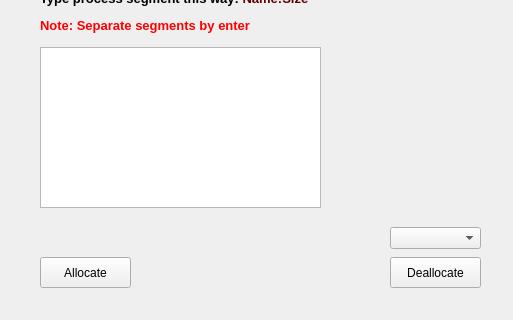
Old version of the form process.ui in the repository Hazem-ali/OS-Memory-Segmentation; both pictures show x 0 to 513 and y 153 to 473 of the 513 by 473 pixel window.
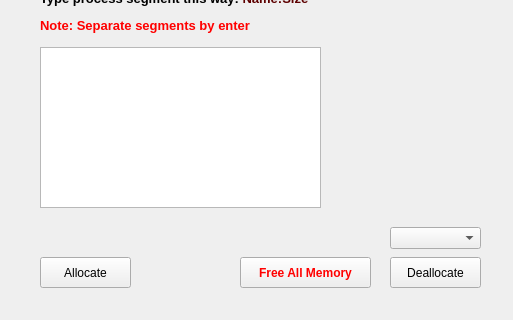
New version of the form.

Patch:
```diff
--- a/process.ui
+++ b/process.ui
@@ -176,6 +176,62 @@
     <string>&lt;html&gt;&lt;head/&gt;&lt;body&gt;&lt;p&gt;&lt;span style=&quot; font-size:12pt; font-weight:600;&quot;&gt;Process Name: P1 &lt;/span&gt;&lt;/p&gt;&lt;/body&gt;&lt;/html&gt;</string>
    </property>
   </widget>
+  <widget class="QPushButton" name="Free_All_Button">
+   <property name="geometry">
+    <rect>
+     <x>240</x>
+     <y>410</y>
+     <width>131</width>
+     <height>31</height>
+    </rect>
+   </property>
+   <property name="palette">
+    <palette>
+     <active>
+      <colorrole role="ButtonText">
+       <brush brushstyle="SolidPattern">
+        <color alpha="255">
+         <red>255</red>
+         <green>0</green>
+         <blue>0</blue>
+        </color>
+       </brush>
+      </colorrole>
+     </active>
+     <inactive>
+      <colorrole role="ButtonText">
+       <brush brushstyle="SolidPattern">
+        <color alpha="255">
+         <red>255</red>
+         <green>0</green>
+         <blue>0</blue>
+        </color>
+       </brush>
+      </colorrole>
+     </inactive>
+     <disabled>
+      <colorrole role="ButtonText">
+       <brush brushstyle="SolidPattern">
+        <color alpha="255">
+         <red>120</red>
+         <green>120</green>
+         <blue>120</blue>
+        </color>
+       </brush>
+      </colorrole>
+     </disabled>
+    </palette>
+   </property>
+   <property name="font">
+    <font>
+     <weight>75</weight>
+     <bold>true</bold>
+    </font>
+   </property>
+   <property name="text">
+    <string>Free All Memory</string>
+   </property>
+  </widget>
  </widget>
  <resources/>
  <connections/>
```
